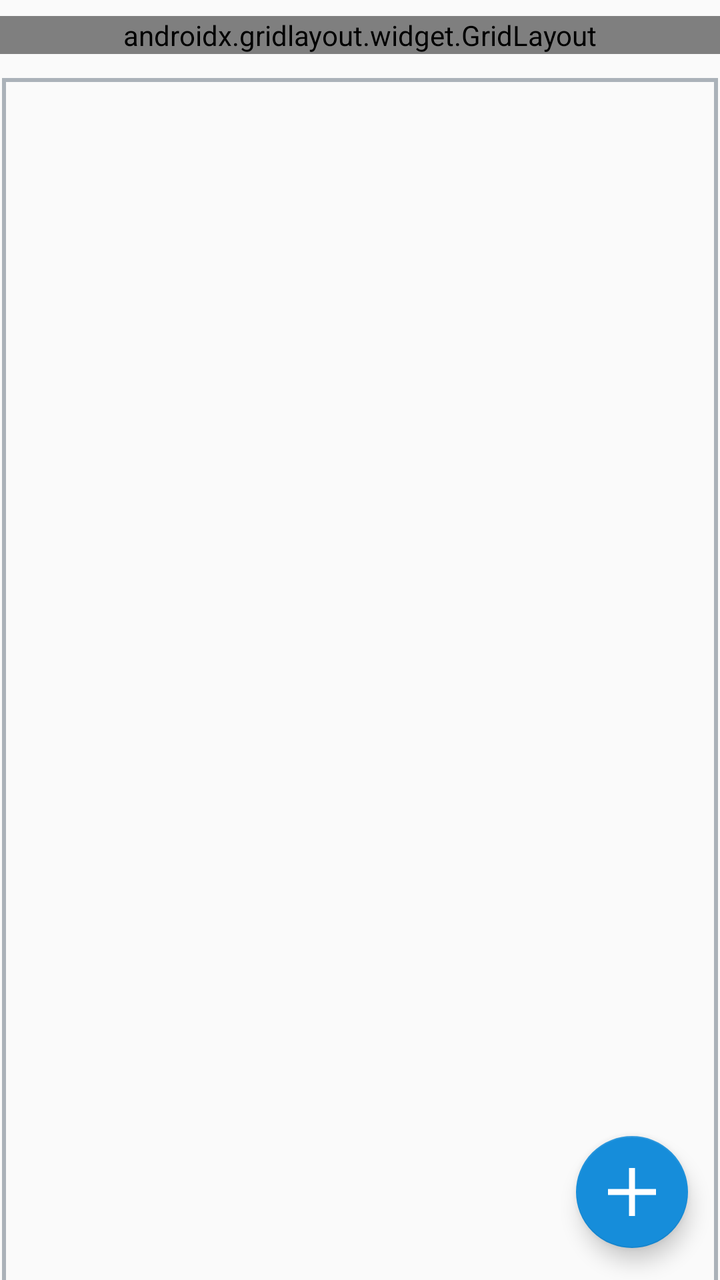
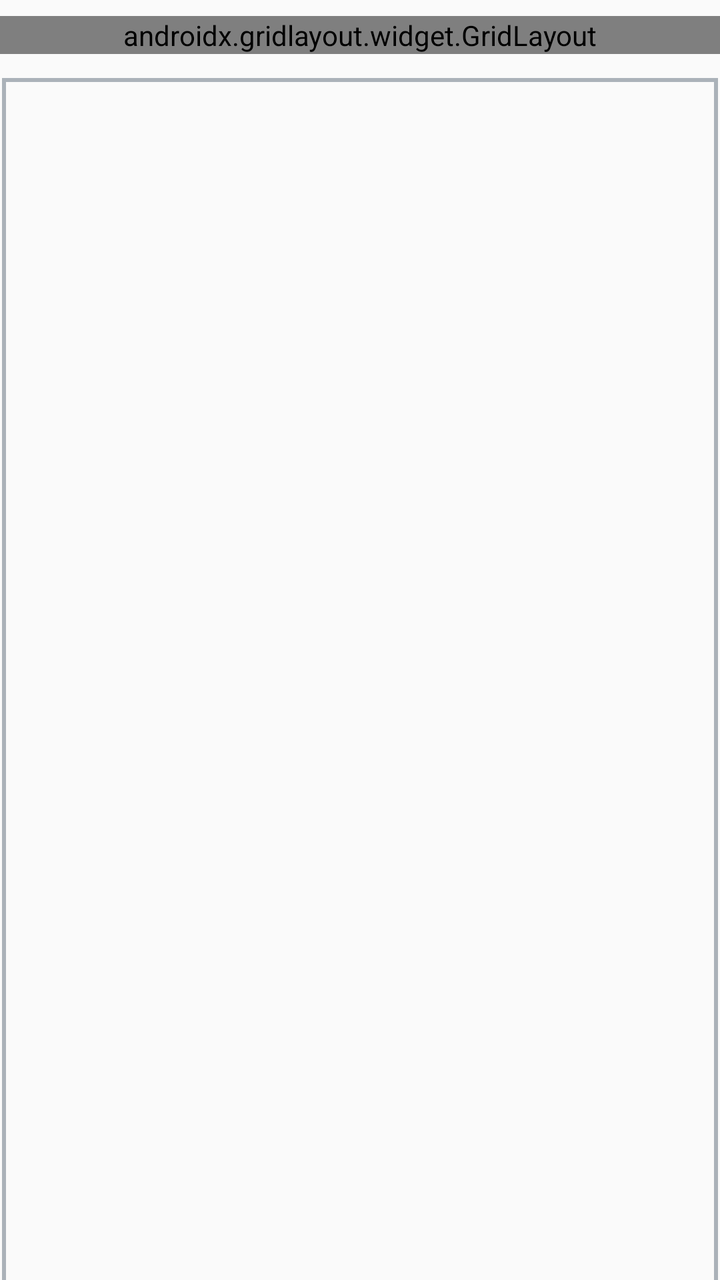

An Android layout rendered at two revisions. The XML below is the earlier revision; the diff shows what the commit changed to produce the second picture.
<!-- AndroidManifest.xml: application theme AppTheme -->
<!-- res/layout/fragment_home.xml -->
<?xml version="1.0" encoding="utf-8"?>
<layout xmlns:android="http://schemas.android.com/apk/res/android"
    xmlns:tools="http://schemas.android.com/tools">

    <data>

        <variable
            name="viewModel"
            type="com.erman.usurf.home.ui.HomeViewModel" />
    </data>

    <androidx.constraintlayout.widget.ConstraintLayout xmlns:app="http://schemas.android.com/apk/res-auto"
        android:layout_width="match_parent"
        android:layout_height="match_parent"
        tools:context=".library.ui.LibraryFragment">

        <androidx.recyclerview.widget.RecyclerView
            android:id="@+id/shortcutRecyclerView"
            android:layout_width="0dp"
            android:layout_height="0dp"
            android:layout_marginBottom="8dp"
            app:layout_constraintBottom_toBottomOf="parent"
            app:layout_constraintEnd_toStartOf="@+id/dividerRight"
            app:layout_constraintStart_toEndOf="@+id/dividerLeft"
            app:layout_constraintTop_toBottomOf="@+id/dividerTop" />

        <androidx.gridlayout.widget.GridLayout
            android:id="@+id/storageUsageBarLayout"
            android:layout_width="0dp"
            android:layout_height="wrap_content"
            android:layout_marginTop="8dp"
            app:layout_constraintEnd_toEndOf="parent"
            app:layout_constraintStart_toStartOf="parent"
            app:layout_constraintTop_toTopOf="parent">

        </androidx.gridlayout.widget.GridLayout>

        <com.google.android.material.floatingactionbutton.FloatingActionButton
            android:id="@+id/addShortcut"
            android:layout_width="wrap_content"
            android:layout_height="wrap_content"
            android:layout_marginEnd="16dp"
            android:layout_marginRight="16dp"
            android:layout_marginBottom="8dp"
            android:clickable="true"
            android:focusable="true"
            app:backgroundTint="@color/colorAccent"
            app:layout_constraintBottom_toBottomOf="@+id/shortcutRecyclerView"
            app:layout_constraintEnd_toEndOf="parent"
            app:layout_constraintHorizontal_bias="1.0"
            app:layout_constraintStart_toStartOf="parent"
            app:layout_constraintTop_toTopOf="parent"
            app:layout_constraintVertical_bias="1.0"
            app:srcCompat="@drawable/ic_plus" />

        <View
            android:id="@+id/dividerTop"
            android:layout_width="0dp"
            android:layout_height="2dp"
            android:layout_marginStart="1dp"
            android:layout_marginLeft="1dp"
            android:layout_marginTop="12dp"
            android:layout_marginEnd="1dp"
            android:layout_marginRight="1dp"
            android:background="@color/separatorColor"
            app:layout_constraintEnd_toEndOf="parent"
            app:layout_constraintHorizontal_bias="0.5"
            app:layout_constraintStart_toStartOf="parent"
            app:layout_constraintTop_toBottomOf="@+id/storageUsageBarLayout" />

        <View
            android:id="@+id/dividerLeft"
            android:layout_width="2dp"
            android:layout_height="0dp"
            android:layout_marginStart="1dp"
            android:layout_marginLeft="1dp"
            android:background="@color/separatorColor"
            app:layout_constraintBottom_toBottomOf="parent"
            app:layout_constraintEnd_toStartOf="@+id/shortcutRecyclerView"
            app:layout_constraintStart_toStartOf="parent"
            app:layout_constraintTop_toBottomOf="@+id/dividerTop" />

        <View
            android:id="@+id/dividerRight"
            android:layout_width="2dp"
            android:layout_height="0dp"
            android:layout_marginEnd="1dp"
            android:layout_marginRight="1dp"
            android:background="@color/separatorColor"
            app:layout_constraintBottom_toBottomOf="parent"
            app:layout_constraintEnd_toEndOf="parent"
            app:layout_constraintStart_toEndOf="@+id/shortcutRecyclerView"
            app:layout_constraintTop_toBottomOf="@+id/dividerTop" />
    </androidx.constraintlayout.widget.ConstraintLayout>
</layout>
<!-- resources referenced by this layout -->
<resources>
  <color name="colorAccent">#168DDA</color>
  <color name="separatorColor">#ABB2B9</color>
  <!-- drawable ic_plus (drawable) -->
  <vector android:height="100dp" android:viewportHeight="341.4"
      android:viewportWidth="341.4" android:width="100dp" xmlns:android="http://schemas.android.com/apk/res/android">
      <path android:fillColor="#ffffff" android:pathData="M192,149.4l0,-149.4l-42.6,0l0,149.4l-149.4,0l0,42.6l149.4,0l0,149.4l42.6,0l0,-149.4l149.4,0l0,-42.6z"/>
  </vector>
  <style name="AppTheme" parent="Theme.AppCompat.DayNight.DarkActionBar">
          
          <item name="colorPrimary">@color/colorPrimary</item>
          <item name="colorPrimaryDark">@color/colorPrimaryDark</item>
          <item name="colorAccent">@color/colorAccent</item>
      </style>
  <color name="colorPrimary">#168DDA</color>
  <color name="colorPrimaryDark">#000000</color>
</resources>

<!-- the commit's change to res/layout/fragment_home.xml (unified diff, before → after) -->
@@ -1,5 +1,6 @@
 <?xml version="1.0" encoding="utf-8"?>
 <layout xmlns:android="http://schemas.android.com/apk/res/android"
+    xmlns:app="http://schemas.android.com/apk/res-auto"
     xmlns:tools="http://schemas.android.com/tools">
 
     <data>
@@ -9,7 +10,7 @@
             type="com.erman.usurf.home.ui.HomeViewModel" />
     </data>
 
-    <androidx.constraintlayout.widget.ConstraintLayout xmlns:app="http://schemas.android.com/apk/res-auto"
+    <androidx.constraintlayout.widget.ConstraintLayout
         android:layout_width="match_parent"
         android:layout_height="match_parent"
         tools:context=".library.ui.LibraryFragment">
@@ -34,24 +35,6 @@
             app:layout_constraintTop_toTopOf="parent">
 
         </androidx.gridlayout.widget.GridLayout>
-
-        <com.google.android.material.floatingactionbutton.FloatingActionButton
-            android:id="@+id/addShortcut"
-            android:layout_width="wrap_content"
-            android:layout_height="wrap_content"
-            android:layout_marginEnd="16dp"
-            android:layout_marginRight="16dp"
-            android:layout_marginBottom="8dp"
-            android:clickable="true"
-            android:focusable="true"
-            app:backgroundTint="@color/colorAccent"
-            app:layout_constraintBottom_toBottomOf="@+id/shortcutRecyclerView"
-            app:layout_constraintEnd_toEndOf="parent"
-            app:layout_constraintHorizontal_bias="1.0"
-            app:layout_constraintStart_toStartOf="parent"
-            app:layout_constraintTop_toTopOf="parent"
-            app:layout_constraintVertical_bias="1.0"
-            app:srcCompat="@drawable/ic_plus" />
 
         <View
             android:id="@+id/dividerTop"
<!-- resource entries referenced after the edit -->
@@ -2,11 +2,6 @@
 <resources>
   <color name="colorAccent">#168DDA</color>
   <color name="separatorColor">#ABB2B9</color>
-  <!-- drawable ic_plus (drawable) -->
-  <vector android:height="100dp" android:viewportHeight="341.4"
-      android:viewportWidth="341.4" android:width="100dp" xmlns:android="http://schemas.android.com/apk/res/android">
-      <path android:fillColor="#ffffff" android:pathData="M192,149.4l0,-149.4l-42.6,0l0,149.4l-149.4,0l0,42.6l149.4,0l0,149.4l42.6,0l0,-149.4l149.4,0l0,-42.6z"/>
-  </vector>
   <style name="AppTheme" parent="Theme.AppCompat.DayNight.DarkActionBar">
           
           <item name="colorPrimary">@color/colorPrimary</item>
